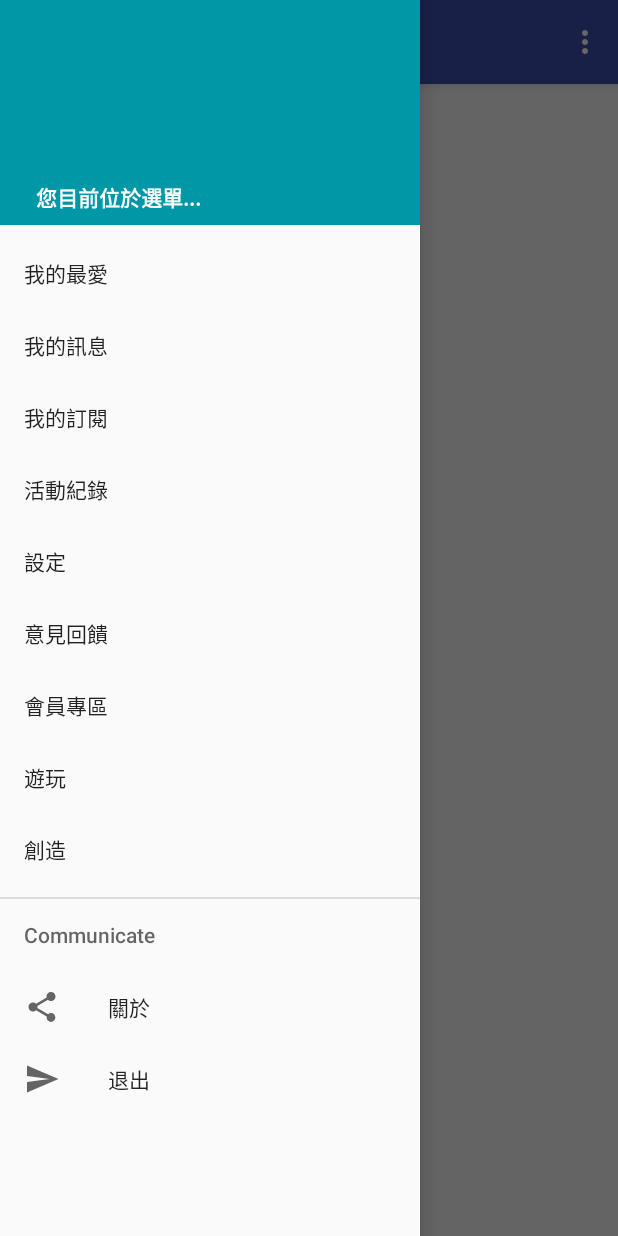
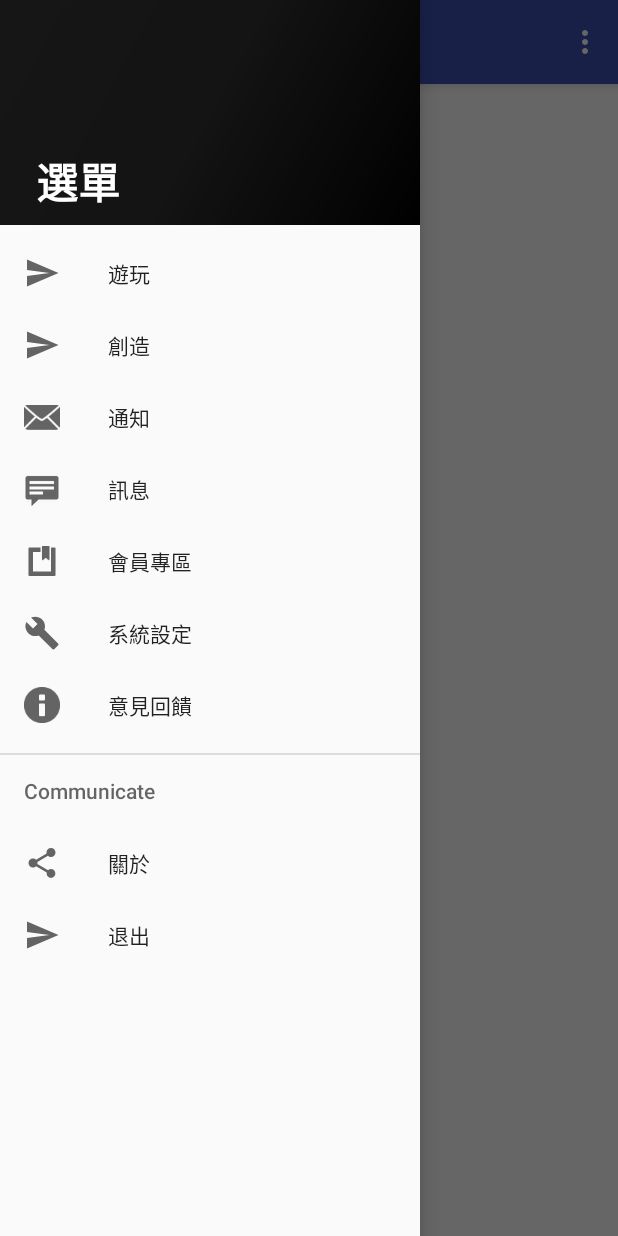
Before and after one commit to chin-cheng/trpg_project, an Android app: the screen it shows after launch (MainActivity), with the side drawer open, on a phone screen of 412 x 824 dp. Run offline under Robolectric (Android 15) with nearby library versions, the phone set to English and light mode, and no system bars; our stand-ins replace Firebase (no records; nobody signed in at launch, a user with empty details on screens opened directly).

Commit message:
UI 1.0 menu login welcome

```diff
--- a/app/src/main/java/com/example/user/trpg_project_ver01/WelcomeActivity.java
+++ b/app/src/main/java/com/example/user/trpg_project_ver01/WelcomeActivity.java
@@ -15,6 +15,7 @@ TextView welcome;
     protected void onCreate(Bundle savedInstanceState) {
         super.onCreate(savedInstanceState);
         setContentView(R.layout.activity_welcome);
+        getSupportActionBar().hide(); //隱藏標題
         mHandler.sendEmptyMessageDelayed(GOTO_MAIN_ACTIVITY, 500); //跳轉
 //welcome=findViewById(R.id.welcome);
 //welcome.setTextSize(30);
--- a/app/src/main/res/drawable/side_nav_bar.xml
+++ b/app/src/main/res/drawable/side_nav_bar.xml
@@ -2,8 +2,8 @@
     android:shape="rectangle">
     <gradient
         android:angle="135"
-        android:centerColor="#009688"
-        android:endColor="#00695C"
-        android:startColor="#4DB6AC"
+        android:centerColor="#2d2d2d"
+        android:endColor="#333333"
+        android:startColor="#000000"
         android:type="linear" />
 </shape>
--- a/app/src/main/res/layout/nav_header_main.xml
+++ b/app/src/main/res/layout/nav_header_main.xml
@@ -10,7 +10,7 @@
     <LinearLayout
         android:layout_width="match_parent"
         android:layout_height="150dp"
-        android:background="#0097a7"
+        android:background="@color/common_google_signin_btn_text_light_focused"
         android:orientation="horizontal">
 
         <TextView
@@ -18,12 +18,12 @@
             android:layout_width="wrap_content"
             android:layout_height="wrap_content"
             android:layout_gravity="bottom"
+            android:layout_marginStart="24dp"
             android:layout_marginLeft="24dp"
-            android:layout_marginStart="24dp"
             android:paddingBottom="8dp"
-            android:text="您目前位於選單..."
+            android:text="選單"
             android:textColor="#fff"
-            android:textSize="14sp"
+            android:textSize="28sp"
             android:textStyle="bold" />
     </LinearLayout>
 
--- a/app/src/main/res/menu/activity_main_drawer.xml
+++ b/app/src/main/res/menu/activity_main_drawer.xml
@@ -11,41 +11,42 @@
 
         >
         <item
-            android:id="@+id/favorite"
-
-            android:title="我的最愛" />
-        <item
-            android:id="@+id/message"
-
-            android:title="我的訊息" />
-        <item
-            android:id="@+id/subscription"
-
-            android:title="我的訂閱" />
-        <item
-            android:id="@+id/record"
-
-            android:title="活動紀錄" />
-        <item
-            android:id="@+id/set"
-
-            android:title="設定" />
-        <item
-            android:id="@+id/feedback"
-
-            android:title="意見回饋" />
-        <item
-            android:id="@+id/member"
-
-            android:title="會員專區" />
-        <item
             android:id="@+id/play"
 
+            android:icon="@drawable/ic_menu_send"
             android:title="遊玩" />
         <item
             android:id="@+id/create"
 
+            android:icon="@drawable/ic_menu_send"
             android:title="創造" />
+        <item
+            android:id="@+id/information"
+
+            android:icon="@android:drawable/ic_dialog_email"
+            android:title="通知" />
+        <item
+            android:id="@+id/message"
+
+            android:icon="@android:drawable/stat_notify_chat"
+            android:title="訊息" />
+        <item
+            android:id="@+id/member"
+
+            android:icon="@android:drawable/ic_input_get"
+            android:title="會員專區" />
+        <item
+            android:id="@+id/set"
+
+            android:icon="@drawable/ic_menu_manage"
+            android:title="系統設定" />
+        <item
+            android:id="@+id/feedback"
+
+            android:layout_height="wrap_content"
+            android:icon="@android:drawable/ic_dialog_info"
+            android:title="意見回饋" />
+
     </group>
 
     <item android:title="Communicate">
```
Also changed, not shown: app/src/main/res/layout/activity_login.xml (+35 -11 lines), app/src/main/res/layout/activity_welcome.xml (+9 -6 lines), app/src/main/res/layout/content_main.xml (+6 -14 lines), app/src/main/res/drawable/trpglogin.png (added), app/src/main/res/drawable/trpglogo.png (added).
